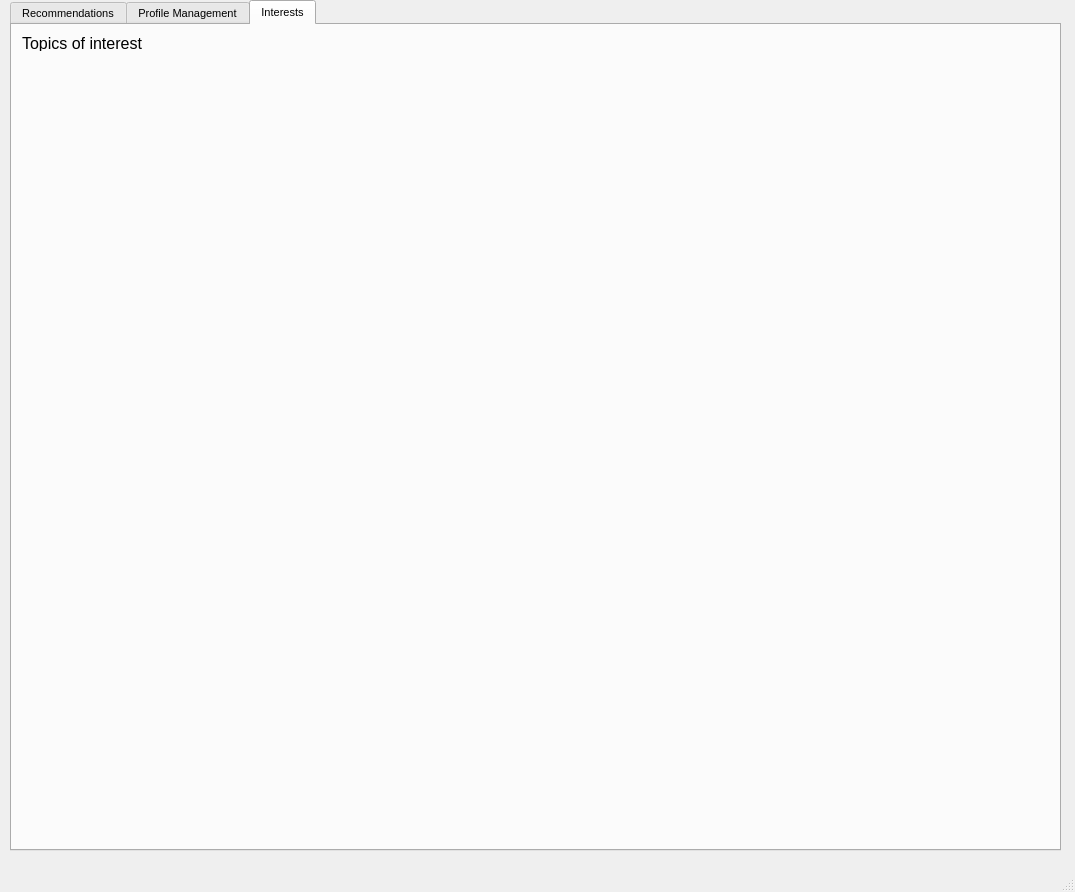
Before: the Qt Designer form working_env/ui.ui in onpu-ad181ng/provarticle, drawn with Qt 5.
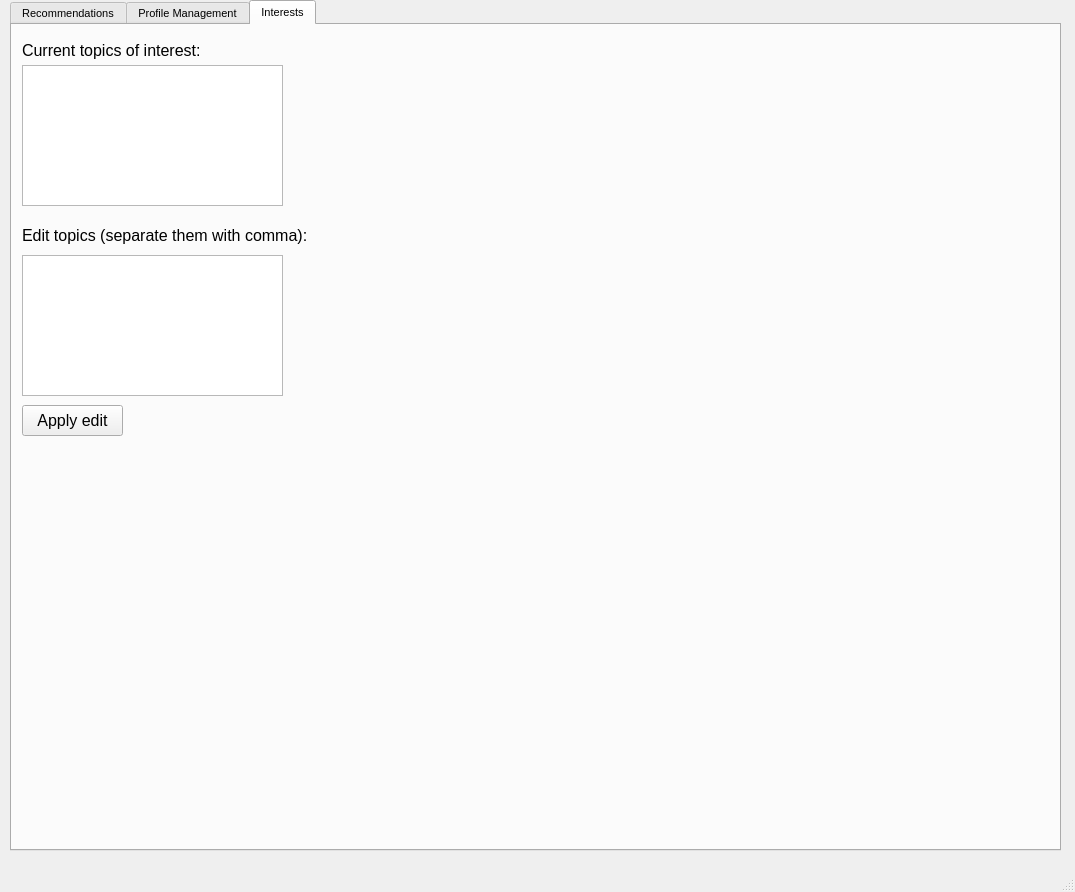
After: the same form once the commit is applied. The open tabs and pages were chosen to show the change.

Diff of the .ui file:
```diff
--- a/working_env/ui.ui
+++ b/working_env/ui.ui
@@ -413,7 +413,7 @@
         <x>10</x>
         <y>10</y>
         <width>251</width>
-        <height>16</height>
+        <height>31</height>
        </rect>
       </property>
       <property name="font">
@@ -422,7 +422,66 @@
        </font>
       </property>
       <property name="text">
-       <string>Topics of interest</string>
+       <string>Current topics of interest:</string>
+      </property>
+     </widget>
+     <widget class="QTextEdit" name="topics_list">
+      <property name="geometry">
+       <rect>
+        <x>10</x>
+        <y>40</y>
+        <width>261</width>
+        <height>141</height>
+       </rect>
+      </property>
+      <property name="readOnly">
+       <bool>true</bool>
+      </property>
+     </widget>
+     <widget class="QTextEdit" name="topics_edit">
+      <property name="geometry">
+       <rect>
+        <x>10</x>
+        <y>230</y>
+        <width>261</width>
+        <height>141</height>
+       </rect>
+      </property>
+     </widget>
+     <widget class="QLabel" name="label_8">
+      <property name="geometry">
+       <rect>
+        <x>10</x>
+        <y>200</y>
+        <width>301</width>
+        <height>21</height>
+       </rect>
+      </property>
+      <property name="font">
+       <font>
+        <pointsize>12</pointsize>
+       </font>
+      </property>
+      <property name="text">
+       <string>Edit topics (separate them with comma):</string>
+      </property>
+     </widget>
+     <widget class="QPushButton" name="topic_edit_btn">
+      <property name="geometry">
+       <rect>
+        <x>10</x>
+        <y>380</y>
+        <width>101</width>
+        <height>31</height>
+       </rect>
+      </property>
+      <property name="font">
+       <font>
+        <pointsize>12</pointsize>
+       </font>
+      </property>
+      <property name="text">
+       <string>Apply edit</string>
       </property>
      </widget>
     </widget>
```
Left out of the diff: 33 changed lines with no effect on the pictures.
